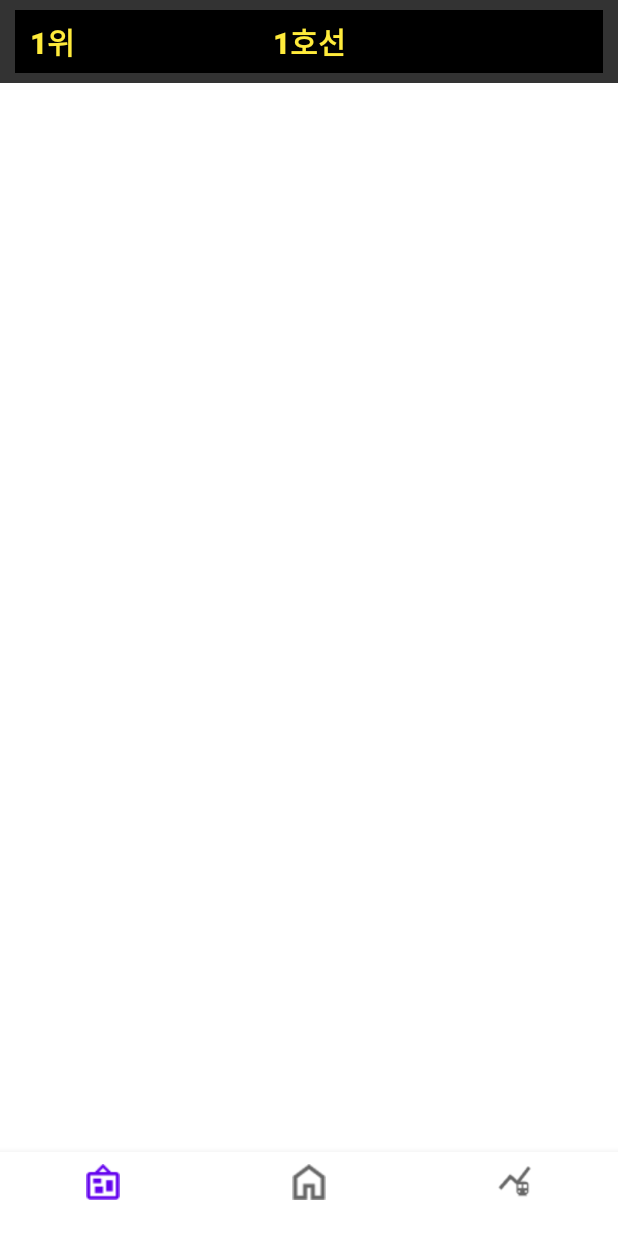
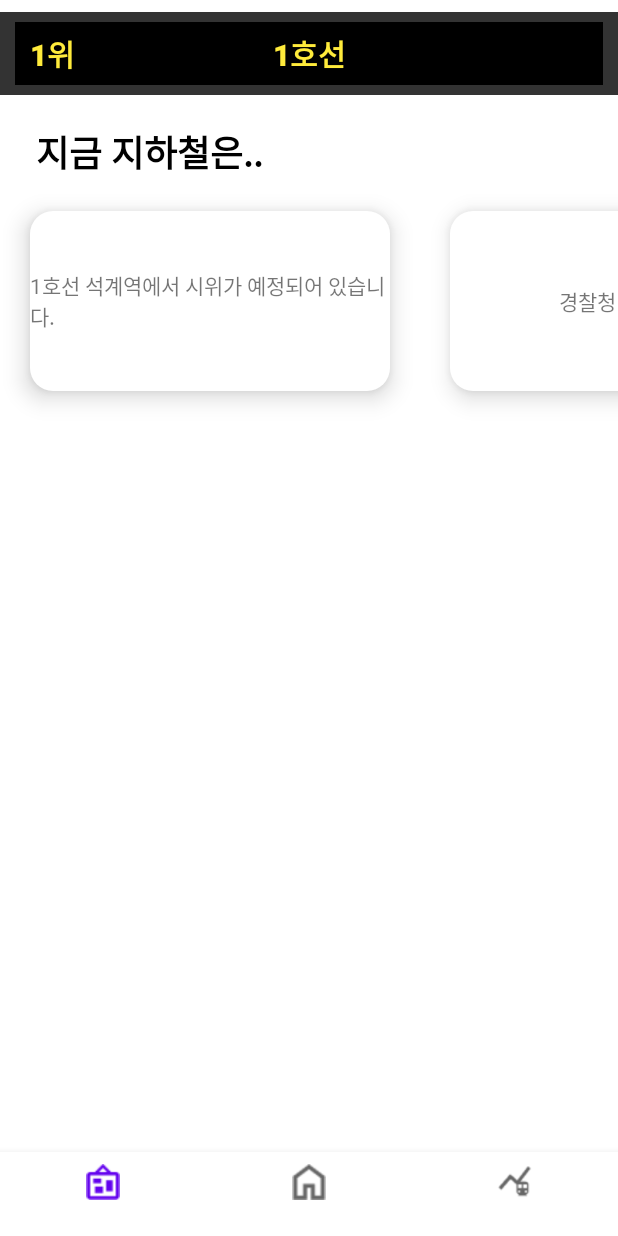
Before and after one commit to kookmin-sw/capstone-2023-28, an Android app: the fragment MainFragment placed in its activity, on a phone screen of 412 x 824 dp. Run offline under Robolectric (Android 15) with nearby library versions, the phone set to English and light mode, and no system bars; our stand-ins replace data binding; 1 statement that could not run was skipped.

Commit message:
Added Subway Now layout(recyclerView, Adapter) on Main Fragment

```diff
--- a/front/android/app/src/main/java/com/capstone/traffic/ui/home/main/MainFragment.kt
+++ b/front/android/app/src/main/java/com/capstone/traffic/ui/home/main/MainFragment.kt
@@ -8,28 +8,44 @@ import android.view.LayoutInflater
 import android.view.View
 import android.view.ViewGroup
 import androidx.fragment.app.Fragment
+import androidx.recyclerview.widget.LinearLayoutManager
 import com.capstone.traffic.databinding.FragmentMainBinding
 import com.capstone.traffic.ui.home.HomeActivity
 import java.util.*
 
 class MainFragment : Fragment() {
+    var homeActivity: HomeActivity? = null
     private val binding by lazy { FragmentMainBinding.inflate(layoutInflater) }
-    var rankIndex = 0
-    val rankList = listOf("1호선", "2호선", "3호선", "4호선", "5호선")
+
+    //--임시--
+    private var rankIndex = 0
+    private val rankList = listOf("1호선", "2호선", "3호선", "4호선", "5호선")
+    private val subwayNowContent = listOf("1호선 석계역에서 시위가 예정되어 있습니다.", "경찰청 시위 정보", "안녕하세요")
+    //-------
     override fun onCreateView(inflater: LayoutInflater, container: ViewGroup?, savedInstanceState: Bundle?): View {
         val title = requireArguments().getString("title")
         binding.textView.text = title
+
+        // recyclerView 적용
+        var subwayNowRecyclerView = binding.subwayNowRecyclerview
+        subwayNowRecyclerView.layoutManager = LinearLayoutManager(homeActivity!!, LinearLayoutManager.HORIZONTAL,false)
+        subwayNowRecyclerView.adapter = SubwayNowAdapter(subwayNowContent)
 
         return binding.root
     }
 
     override fun onAttach(context: Context) {
         super.onAttach(context)
-        var homeActivity = context as HomeActivity
+
+        // Context 받기
+        homeActivity = context as HomeActivity
+
+        // Timer Schedule을 이용해서 일정 주기마다 전광판 텍스트 교체
         var timer = Timer()
         timer.schedule(object: TimerTask(){
             override fun run() {
-                homeActivity.runOnUiThread{
+                // runOnUiThread: TimerTask는 메인 스레드가 아니라서 뷰를 바꾸는 행위는 불가능함. 그래서 context를 받아와서 runOnUiThread를 통해 메인 스레드에서 뷰를 바꾸게끔 함.
+                homeActivity!!.runOnUiThread{
                     binding.rankContent.text = rankList[rankIndex]
                 }
                 rankIndex = (rankIndex+1) % rankList.size
--- /dev/null
+++ b/front/android/app/src/main/java/com/capstone/traffic/ui/home/main/SubwayNowAdapter.kt
@@ -0,0 +1,29 @@
+package com.capstone.traffic.ui.home.main
+
+import android.view.LayoutInflater
+import android.view.View
+import android.view.ViewGroup
+import android.widget.TextView
+import androidx.recyclerview.widget.RecyclerView
+import com.capstone.traffic.R
+import org.w3c.dom.Text
+
+class SubwayNowAdapter(private val dataList: List<String>) : RecyclerView.Adapter<SubwayNowAdapter.ViewHolder>() {
+    inner class ViewHolder(view : View) : RecyclerView.ViewHolder(view) {
+        val subwayNowTextView: TextView = view.findViewById<TextView>(R.id.subway_now_textView)
+    }
+
+    override fun getItemCount(): Int {
+        return dataList.size
+    }
+
+    override fun onCreateViewHolder(parent: ViewGroup, viewType: Int): ViewHolder {
+        val view = LayoutInflater.from(parent.context).inflate(R.layout.subway_now_item, parent, false)
+        return ViewHolder(view)
+    }
+
+    override fun onBindViewHolder(holder: ViewHolder, position: Int) {
+        val data = dataList[position]
+        holder.subwayNowTextView.text = data
+    }
+}
--- /dev/null
+++ b/front/android/app/src/main/res/drawable/shape_rectangle_with_radius.xml
@@ -0,0 +1,7 @@
+<?xml version="1.0" encoding="utf-8"?>
+<shape xmlns:android="http://schemas.android.com/apk/res/android"
+    android:shape="rectangle">
+    <corners android:radius="15dp"/>
+    <solid android:color="@color/white"/>
+
+</shape>
--- a/front/android/app/src/main/res/layout/fragment_main.xml
+++ b/front/android/app/src/main/res/layout/fragment_main.xml
@@ -2,20 +2,25 @@
 <layout xmlns:android="http://schemas.android.com/apk/res/android"
     xmlns:tools="http://schemas.android.com/tools"
     xmlns:app="http://schemas.android.com/apk/res-auto">
+
     <androidx.constraintlayout.widget.ConstraintLayout
         android:layout_width="match_parent"
-        android:layout_height="match_parent">
+        android:layout_height="match_parent"
+        android:paddingBottom="20dp">
+
         <TextView
-            app:layout_constraintBottom_toBottomOf="parent"
             android:id="@+id/textView"
             android:layout_width="match_parent"
             android:layout_height="wrap_content"
             android:gravity="center"
+            app:layout_constraintBottom_toBottomOf="parent"
             tools:text="page1" />
 
         <androidx.constraintlayout.widget.ConstraintLayout
+            android:id="@+id/constraintLayout"
             android:layout_width="0dp"
             android:layout_height="55dp"
+            android:layout_marginTop="8dp"
             android:background="@drawable/electronic_display"
             app:layout_constraintEnd_toEndOf="parent"
             app:layout_constraintStart_toStartOf="parent"
@@ -48,5 +53,28 @@
                 app:layout_constraintTop_toTopOf="parent" />
         </androidx.constraintlayout.widget.ConstraintLayout>
 
+        <TextView
+            android:id="@+id/textView2"
+            android:layout_width="wrap_content"
+            android:layout_height="wrap_content"
+            android:layout_marginStart="24dp"
+            android:layout_marginTop="20dp"
+            android:text="지금 지하철은.."
+            android:textColor="#000000"
+            android:textSize="24sp"
+            android:textStyle="bold"
+            app:layout_constraintStart_toStartOf="parent"
+            app:layout_constraintTop_toBottomOf="@+id/constraintLayout" />
+
+        <androidx.recyclerview.widget.RecyclerView
+            android:id="@+id/subway_now_recyclerview"
+            android:layout_width="wrap_content"
+            android:layout_height="wrap_content"
+            android:layout_marginTop="1dp"
+            app:layout_constraintEnd_toEndOf="parent"
+            app:layout_constraintStart_toStartOf="parent"
+            app:layout_constraintTop_toBottomOf="@+id/textView2" />
+
+
     </androidx.constraintlayout.widget.ConstraintLayout>
 </layout>
--- /dev/null
+++ b/front/android/app/src/main/res/layout/subway_now_item.xml
@@ -0,0 +1,20 @@
+<?xml version="1.0" encoding="utf-8"?>
+<androidx.constraintlayout.widget.ConstraintLayout xmlns:android="http://schemas.android.com/apk/res/android"
+    xmlns:app="http://schemas.android.com/apk/res-auto"
+    xmlns:tools="http://schemas.android.com/tools"
+    android:layout_width="240dp"
+    android:layout_height="120dp"
+    android:layout_margin="20dp"
+    android:background="@drawable/shape_rectangle_with_radius"
+    android:elevation="10dp">
+
+    <TextView
+        android:id="@+id/subway_now_textView"
+        android:layout_width="wrap_content"
+        android:layout_height="wrap_content"
+        android:text="TextView"
+        app:layout_constraintBottom_toBottomOf="parent"
+        app:layout_constraintEnd_toEndOf="parent"
+        app:layout_constraintStart_toStartOf="parent"
+        app:layout_constraintTop_toTopOf="parent" />
+</androidx.constraintlayout.widget.ConstraintLayout>
```
